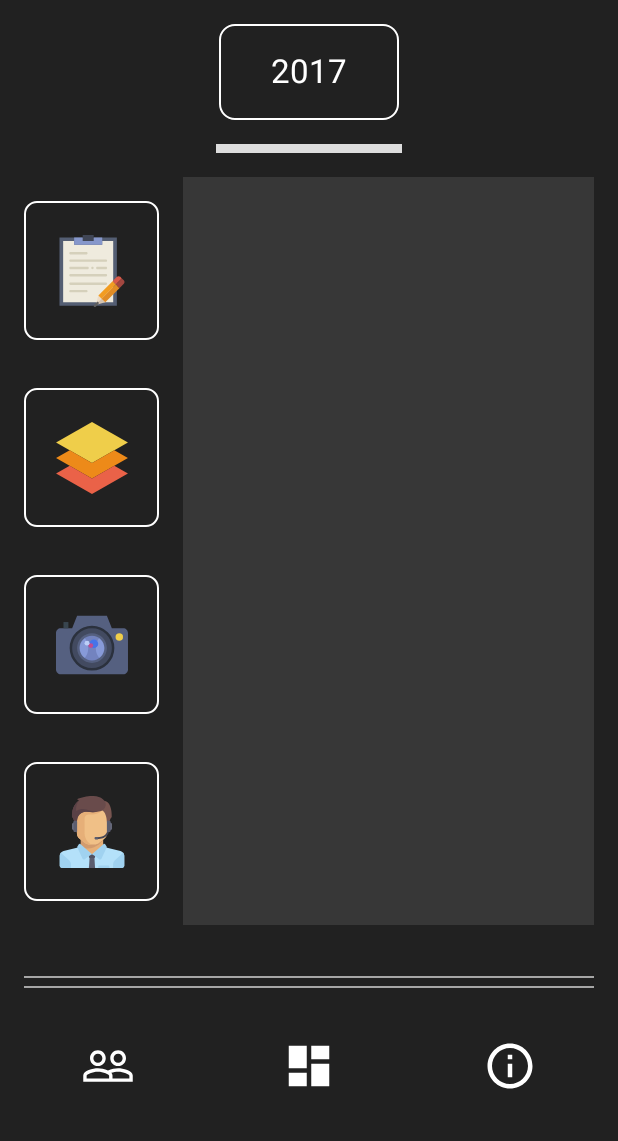
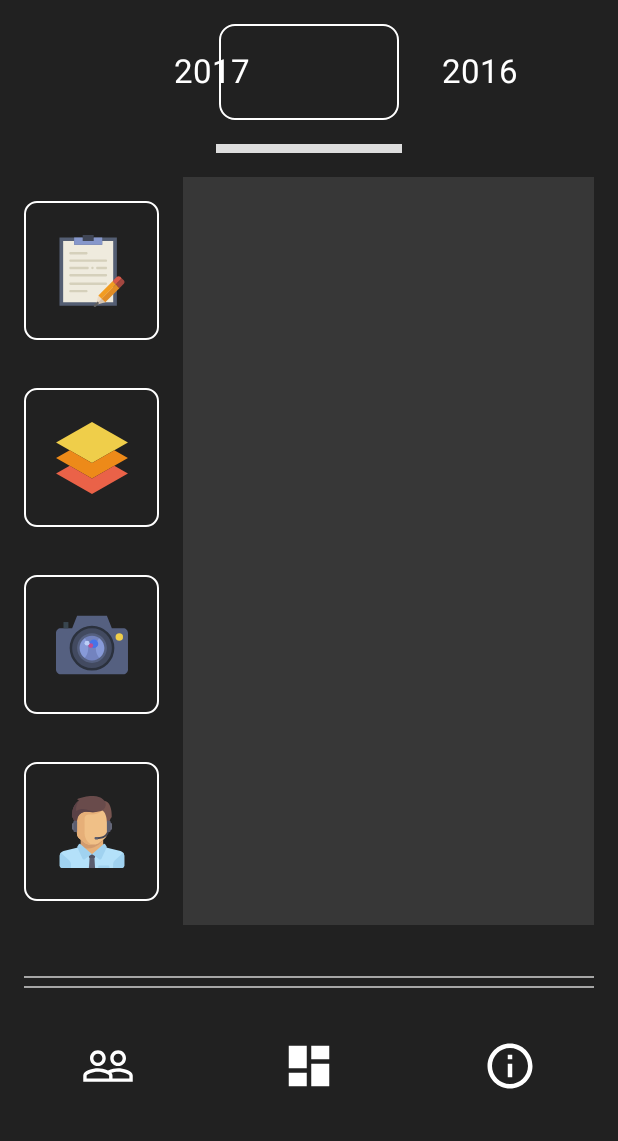
Before and after one commit to abhinav-adtechs/Yearbook-Android-Client, an Android app: the fragment TeamFragment placed in its activity, on a phone screen of 412 x 824 dp, the part 95-1236 px from its top. Run offline under Robolectric (Android 15) with nearby library versions, the phone set to English and light mode, and no system bars; our stand-ins replace ButterKnife; libraries missing offline, so code that uses them is left out: com.dd, com.liulishuo.filedownloader; 2 statements that could not run were skipped.

Commit message:
other ui fixes

```diff
--- a/app/build.gradle
+++ b/app/build.gradle
@@ -48,6 +48,7 @@ dependencies {
 
     compile 'com.airbnb.android:lottie:2.2.0'
     compile 'com.liulishuo.filedownloader:library:1.6.6'
+    compile 'com.github.dmytrodanylyk.circular-progress-button:library:1.1.3'
 }
 repositories {
     mavenCentral()
--- a/app/src/main/java/in/vit/yearbook/Model/Utils/Constants.java
+++ b/app/src/main/java/in/vit/yearbook/Model/Utils/Constants.java
@@ -23,7 +23,7 @@ abstract public class Constants {
 
 
     /*Books URL*/
-    final public static String BASE_URL = "http://abhinavdas.tech/Yearbook-filehosting.github.io/";
+    final public static String BASE_URL = "https://jordiie09.github.io/Yearbook-filehosting.github.io/";
     final public static String URL_BOOK = "assets/yb" ;
 
 }
--- a/app/src/main/java/in/vit/yearbook/View/NewUI/Dashboard/DashYearAdapter.java
+++ b/app/src/main/java/in/vit/yearbook/View/NewUI/Dashboard/DashYearAdapter.java
@@ -27,12 +27,12 @@ public class DashYearAdapter extends RecyclerView.Adapter<DashYearAdapter.YearVi
 
     @Override
     public void onBindViewHolder(YearViewHolder holder, int position) {
-        holder.tvYear.setText(years[position]);
+        holder.tvYear.setText(years[position%4]);
     }
 
     @Override
     public int getItemCount() {
-        return 4;
+        return Integer.MAX_VALUE;
     }
 
     public class YearViewHolder extends RecyclerView.ViewHolder{
--- a/app/src/main/java/in/vit/yearbook/View/NewUI/Dashboard/DashboardFragment.java
+++ b/app/src/main/java/in/vit/yearbook/View/NewUI/Dashboard/DashboardFragment.java
@@ -1,7 +1,9 @@
 package in.vit.yearbook.View.NewUI.Dashboard;
 
 import android.Manifest;
+import android.app.Notification;
 import android.app.NotificationManager;
+import android.app.PendingIntent;
 import android.content.Context;
 import android.content.Intent;
 import android.content.pm.PackageManager;
@@ -29,6 +31,9 @@ import android.widget.ImageButton;
 import android.widget.ImageView;
 import android.widget.TextView;
 
+import com.dd.CircularProgressButton;
+import com.liulishuo.filedownloader.BaseDownloadTask;
+import com.liulishuo.filedownloader.FileDownloadLargeFileListener;
 import com.liulishuo.filedownloader.FileDownloader;
 
 import butterknife.BindView;
@@ -38,6 +43,7 @@ import in.vit.yearbook.Model.Utils.Constants;
 import in.vit.yearbook.R;
 import in.vit.yearbook.View.NewUI.BaseFragment;
 import in.vit.yearbook.View.OldUI.Dashboard.CenterZoomLayoutManager;
+import in.vit.yearbook.View.OldUI.Dashboard.MainActivity;
 
 
 public class DashboardFragment extends BaseFragment implements View.OnClickListener{
@@ -49,16 +55,15 @@ public class DashboardFragment extends BaseFragment implements View.OnClickListe
     RecyclerView rvDashboardTopBook;
 
     @BindView(R.id.new_fragment_dashboard_btn_download)
-    ImageButton ibDownload ;
+    CircularProgressButton ibDownload ;
 
     @BindView(R.id.new_fragment_dashboard_tv_details)
     TextView tvDownloadDetails ;
 
-    @BindView(R.id.new_fragment_dashboard_tv_size)
-    TextView tvDownloadSize ;
 
-    private boolean downloadingState = false ;
+    private boolean downloadingState[] = {false, false, false, false} ;
     private boolean showStateSelected = false ;
+
     private static final int EXTERNAL_STORAGE_PERMISSION_CONSTANT = 101;
     private BookDownloadingListener bookDownloadingListener ;
 
@@ -68,6 +73,7 @@ public class DashboardFragment extends BaseFragment implements View.OnClickListe
     private DashYearAdapter dashYearAdapter ;
 
     private String currentYear = "2017" ;
+    private int currentYearPosition = 0 ;
 
 
 
@@ -106,7 +112,13 @@ public class DashboardFragment extends BaseFragment implements View.OnClickListe
         new Handler().postDelayed(new Runnable() {
             @Override
             public void run() {
-                rvDashboardTopBook.smoothScrollToPosition(0);
+                rvDashboardTopBook.getLayoutManager().scrollToPosition(400);
+            }
+        }, 20) ;
+        new Handler().postDelayed(new Runnable() {
+            @Override
+            public void run() {
+                rvDashboardTopBook.smoothScrollToPosition(400);
             }
         }, 20) ;
 
@@ -138,7 +150,6 @@ public class DashboardFragment extends BaseFragment implements View.OnClickListe
                     fadeIn.setFillEnabled(true);
                     fadeIn.setFillAfter(true);
                     tvDownloadDetails.setAnimation(fadeIn);
-                    tvDownloadSize.setAnimation(fadeIn);
                     ibDownload.setAnimation(fadeIn);
                     ibDownload.setVisibility(View.VISIBLE);
                     showStateSelected = true ;
@@ -150,7 +161,6 @@ public class DashboardFragment extends BaseFragment implements View.OnClickListe
                     fadeOut.setFillEnabled(true);
                     fadeOut.setFillAfter(true);
                     tvDownloadDetails.setAnimation(fadeOut);
-                    tvDownloadSize.setAnimation(fadeOut);
                     ibDownload.setAnimation(fadeOut);
                     ibDownload.setVisibility(View.VISIBLE);
                     showStateSelected = false ;
@@ -165,9 +175,10 @@ public class DashboardFragment extends BaseFragment implements View.OnClickListe
                         getActivity(), Manifest.permission.WRITE_EXTERNAL_STORAGE) != PackageManager.PERMISSION_GRANTED){
                     ActivityCompat.requestPermissions(getActivity(), new String[]{Manifest.permission.WRITE_EXTERNAL_STORAGE}, EXTERNAL_STORAGE_PERMISSION_CONSTANT);
                 }else {
-                    if (!downloadingState)
+                    if (!downloadingState[currentYearPosition]){
+
                         startDownloading(currentYear) ;
-                    else
+                    } else
                         pauseDownloading() ;
                 }
                 break;
@@ -179,20 +190,20 @@ public class DashboardFragment extends BaseFragment implements View.OnClickListe
     private void setBooks(int position) {
 
         if (showStateSelected){
+            ibDownload.setProgress(0);
             ivCoverPhoto.startAnimation(slideRightAnimation());
             AlphaAnimation fadeOut= new AlphaAnimation(1.0f, 0.0f) ;
             fadeOut.setDuration(800);
             fadeOut.setFillEnabled(true);
             fadeOut.setFillAfter(true);
             tvDownloadDetails.setAnimation(fadeOut);
-            tvDownloadSize.setAnimation(fadeOut);
             ibDownload.setAnimation(fadeOut);
             ibDownload.setVisibility(View.VISIBLE);
             showStateSelected = false ;
             ibDownload.setEnabled(false);
         }
 
-        switch (position){
+        switch (position%4){
             case 0:
                 ivCoverPhoto.setImageDrawable(getResources().getDrawable(R.drawable.yb2017_cover));
                 break;
@@ -208,10 +219,13 @@ public class DashboardFragment extends BaseFragment implements View.OnClickListe
         }
     }
 
-    private void startDownloading(String year) {
+    private void startDownloading(final String year) {
 
+        ibDownload.setVisibility(View.VISIBLE);
+        String downloadURL = Constants.BASE_URL + Constants.URL_BOOK + year + ".pdf" ;
+        Log.i("TAG", "startDownloading: " + downloadURL);
         FileDownloader.setup(this.getActivity());
-        downloadingState = true ;
+        downloadingState[currentYearPosition] = true ;
 
         Log.i("TAG", "getExistingState: " + FileDownloader.getImpl().getStatus(Constants.BASE_URL + Constants.URL_BOOK + year + ".pdf",
                         Environment.getExternalStorageDirectory().toString() + "/YearbookVIT/" + year + ".pdf"));
@@ -223,20 +237,73 @@ public class DashboardFragment extends BaseFragment implements View.OnClickListe
                 .setContentText("Download in progress")
                 .setSmallIcon(R.mipmap.yearbook_logo);
 
+        notificationBuilder.setContentIntent(PendingIntent.getActivity(this.getActivity(), 0,
+                new Intent(this.getActivity(), MainActivity.class), PendingIntent.FLAG_UPDATE_CURRENT)) ;
 
         bookDownloadingListener = new BookDownloadingListener(Integer.parseInt(year), notificationManager, notificationBuilder) ;
-        FileDownloader.getImpl().create(Constants.BASE_URL + Constants.URL_BOOK + year + ".pdf")
+        FileDownloader.getImpl().create(downloadURL)
                 .setPath(Environment.getExternalStorageDirectory().toString() + "/YearbookVIT/" + year + ".pdf")
-                .setListener(bookDownloadingListener)
-                .asInQueueTask()
-                .enqueue() ;
+                .setListener(new FileDownloadLargeFileListener() {
+                    @Override
+                    protected void pending(BaseDownloadTask task, long soFarBytes, long totalBytes) {
+                        Log.i("TAG", "pending: ");
+                        notificationBuilder.setProgress((int)totalBytes, (int)soFarBytes, false).setContentText("Download Pending") ;
+                        notificationManager.notify(task.getId(), notificationBuilder.build());
+                    }
+
+                    @Override
+                    protected void progress(BaseDownloadTask task, long soFarBytes, long totalBytes) {
+                        Double percent = Double.parseDouble(soFarBytes + "")/Double.parseDouble(totalBytes + "") ;
+                        ibDownload.setIndeterminateProgressMode(false);
+                        ibDownload.setProgress(percent.intValue());
+                        Log.i("TAG", "progress: " + task.getId() + " : " + soFarBytes + " : " + totalBytes );
+                        notificationBuilder.setProgress((int)totalBytes, (int)soFarBytes, false).setContentText("Downloading") ;
+                        notificationManager.notify(task.getId(), notificationBuilder.build());
+                        downloadingState[currentYearPosition] = true ;
+                    }
+
+                    @Override
+                    protected void paused(BaseDownloadTask task, long soFarBytes, long totalBytes) {
+                        Log.i("TAG", "paused: ");
+                        ibDownload.setIndeterminateProgressMode(true);
+                        notificationBuilder.setProgress((int)totalBytes, (int)soFarBytes, false).setContentText("Paused") ;
+                        notificationManager.notify(task.getId(), notificationBuilder.build());
+                        downloadingState[currentYearPosition] = false ;
+                    }
+
+                    @Override
+                    protected void completed(BaseDownloadTask task) {
+                        Log.i("TAG", "completed: ");
+                        ibDownload.setProgress(100);
+                        notificationBuilder.setProgress(0, 0, false).setContentText("Download Complete") ;
+                        notificationManager.notify(task.getId(), notificationBuilder.build());
+                        downloadingState[currentYearPosition] = false ;
+
+                    }
+
+                    @Override
+                    protected void error(BaseDownloadTask task, Throwable e) {
+                        Log.i("TAG", "error: " + e.getLocalizedMessage());
+                        ibDownload.setProgress(-1);
+                        notificationBuilder.setProgress(0, 0, false).setContentText("Error Downloading") ;
+                        notificationManager.notify(task.getId(), notificationBuilder.build());
+                        downloadingState[currentYearPosition] = false ;
+
+                    }
+
+                    @Override
+                    protected void warn(BaseDownloadTask task) {
+                        Log.d("TAG", "warn: ");
+                    }
+                })
+                .start() ;
         FileDownloader.getImpl().start(bookDownloadingListener, true) ;
     }
 
     private void pauseDownloading() {
         FileDownloader.setup(this.getActivity());
         FileDownloader.getImpl().pause(bookDownloadingListener) ;
-        downloadingState = false ;
+        downloadingState[currentYearPosition] = false ;
     }
 
 
@@ -298,22 +365,23 @@ public class DashboardFragment extends BaseFragment implements View.OnClickListe
 
 
     void setCurrentYear(int state){
-        switch (state){
+        currentYearPosition = state ;
+        switch (state%4){
             case 0:
                 currentYear = "2017" ;
-                tvDownloadSize.setText("65.8 MB");
+                ibDownload.setIdleText("Download 65.8 MB");
                 break;
             case 1:
                 currentYear = "2016" ;
-                tvDownloadSize.setText("42.9 MB");
+                ibDownload.setIdleText("Download 42.9 MB");
                 break;
             case 2:
                 currentYear = "2015" ;
-                tvDownloadSize.setText("42.9 MB");
+                ibDownload.setIdleText("Download 42.9 MB");
                 break;
             case 3:
                 currentYear = "2014" ;
-                tvDownloadSize.setText("42.9 MB");
+                ibDownload.setIdleText("Download 42.9 MB");
                 break;
         }
     }
--- /dev/null
+++ b/app/src/main/res/drawable/ic_cancel.xml
@@ -0,0 +1,4 @@
+<vector android:height="24dp" android:viewportHeight="286.054"
+    android:viewportWidth="286.054" android:width="24dp" xmlns:android="http://schemas.android.com/apk/res/android">
+    <path android:fillColor="#FFFFFF" android:pathData="M168.35,142.92l25.28,-25.28c3.49,-3.5 3.49,-9.15 0,-12.64l-12.64,-12.65c-3.49,-3.49 -9.15,-3.49 -12.64,0l-25.29,25.29l-25.27,-25.27c-3.5,-3.5 -9.16,-3.5 -12.66,-0.02l-12.64,12.65c-3.49,3.49 -3.49,9.15 0.02,12.65l25.27,25.27L92.56,168.15c-3.49,3.49 -3.49,9.15 0,12.64l12.64,12.65c3.49,3.49 9.15,3.49 12.64,0l25.23,-25.23l25.41,25.41c3.5,3.5 9.16,3.5 12.66,0.01l12.64,-12.64c3.49,-3.49 3.49,-9.15 -0.01,-12.66L168.35,142.92zM143.03,0C64.03,0 0,64.04 0,143.02c0,79 64.03,143.03 143.03,143.03s143.03,-64.03 143.03,-143.03C286.05,64.04 222.02,0 143.03,0zM143.03,259.23c-64.18,0 -116.21,-52.03 -116.21,-116.21s52.03,-116.21 116.21,-116.21s116.21,52.03 116.21,116.21S207.21,259.23 143.03,259.23z"/>
+</vector>
--- /dev/null
+++ b/app/src/main/res/drawable/ic_tick.xml
@@ -0,0 +1,5 @@
+<vector android:height="24dp" android:viewportHeight="511.999"
+    android:viewportWidth="511.999" android:width="24dp" xmlns:android="http://schemas.android.com/apk/res/android">
+    <path android:fillColor="#FFFFFF" android:pathData="M502.9,75.5c-12.2,-12.2 -32,-12.2 -44.2,-0L163.9,370.3L53.3,259.7c-12.2,-12.2 -32,-12.2 -44.2,-0c-12.2,12.2 -12.2,32 0,44.2L141.8,436.5c12.2,12.2 32,12.2 44.2,0L502.9,119.6C515,107.5 515,87.6 502.9,75.5z"/>
+    <path android:fillColor="#FFFFFF" android:pathData="M502.9,75.5c-12.2,-12.2 -32,-12.2 -44.2,-0L243.5,290.7v88.3L502.9,119.6C515,107.5 515,87.6 502.9,75.5z"/>
+</vector>
--- a/app/src/main/res/layout/new_item_rv_year.xml
+++ b/app/src/main/res/layout/new_item_rv_year.xml
@@ -5,8 +5,8 @@
     android:id="@+id/new_item_rv_year_tv"
     android:textColor="@color/colorWhite"
     android:layout_marginTop="16dp"
-    android:layout_marginStart="154dp"
-    android:layout_marginEnd="154dp"
+    android:layout_marginStart="64dp"
+    android:layout_marginEnd="64dp"
     android:textSize="22sp"
     android:text="2017"
     android:layout_width="wrap_content"
```
Also changed, not shown: app/src/main/res/layout/new_fragment_dashboard.xml (+24 -26 lines).
